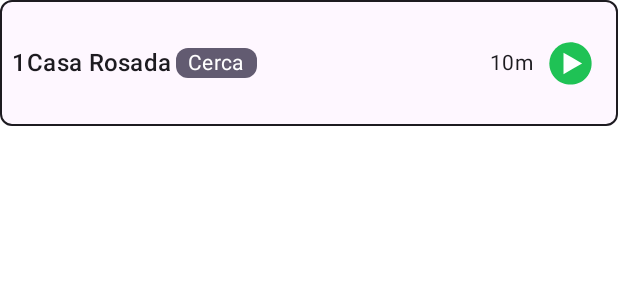
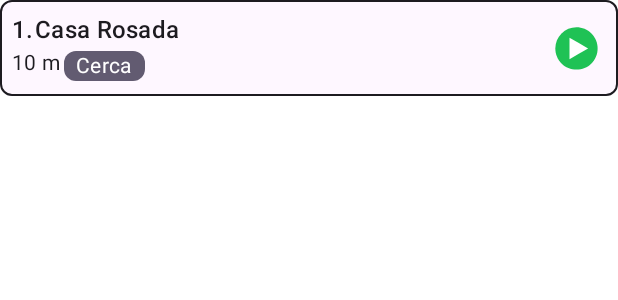
Before and after one commit to UTN-FRBA-Mobile/TuristApp, an Android app built with Jetpack Compose: the @Preview function LocationCardPreview, on a phone screen of 412 x 824 dp. Shown: the top 300 px of the screen. Run offline under Robolectric (Android 15) with nearby library versions, the phone set to English and light mode, and no system bars; network calls fail.

Commit message:
Mejora lista de locations diseño

```diff
--- a/app/src/main/java/ar/edu/utn/frba/mobile/turistapp/ui/locations_map/locations_list/LocationList.kt
+++ b/app/src/main/java/ar/edu/utn/frba/mobile/turistapp/ui/locations_map/locations_list/LocationList.kt
@@ -3,6 +3,7 @@ package ar.edu.utn.frba.mobile.turistapp.ui.locations_map.locations_list
 import androidx.compose.foundation.background
 import androidx.compose.foundation.border
 import androidx.compose.foundation.clickable
+import androidx.compose.foundation.layout.Arrangement
 import androidx.compose.foundation.layout.Box
 import androidx.compose.foundation.layout.Column
 import androidx.compose.foundation.layout.Row
@@ -12,6 +13,7 @@ import androidx.compose.foundation.layout.fillMaxWidth
 import androidx.compose.foundation.layout.height
 import androidx.compose.foundation.layout.padding
 import androidx.compose.foundation.layout.size
+import androidx.compose.foundation.layout.width
 import androidx.compose.foundation.lazy.LazyColumn
 import androidx.compose.foundation.lazy.items
 import androidx.compose.foundation.shape.RoundedCornerShape
@@ -48,7 +50,7 @@ fun LocationListScreen(tour: TourResponse, viewModel: MapViewModel) {
     Box(
         modifier = Modifier
             .fillMaxSize()
-            .padding(16.dp)
+            .padding(horizontal = 10.dp, vertical = 4.dp)
     ) {
         LocationList(tour, viewModel)
     }
@@ -58,11 +60,11 @@ fun LocationListScreen(tour: TourResponse, viewModel: MapViewModel) {
 fun LocationList(tour: TourResponse, viewModel: MapViewModel) {
     LazyColumn(
         modifier = Modifier
-            .padding(8.dp)
+            .padding(horizontal = 0.dp, vertical = 8.dp)
     ) {
         items(items = viewModel.locationsList, itemContent = { location ->
             LocationCard(tour, location)
-            Spacer(modifier = Modifier.height(8.dp))
+            Spacer(modifier = Modifier.height(12.dp))
         })
     }
 }
@@ -82,21 +84,29 @@ fun LocationCard(tour: TourResponse, location: Location) {
         Column(
             modifier = Modifier
                 .background(MaterialTheme.colorScheme.surface)
-                .padding(8.dp)
+                .padding(horizontal = 8.dp, vertical = 0.dp)
         ) {
             Row(
-                modifier = Modifier.padding(vertical = 10.dp),
+                modifier = Modifier.padding(vertical = 8.dp).fillMaxWidth(),
                 verticalAlignment = Alignment.CenterVertically
             ) {
-                Text(text = location.order.toString(), style = MaterialTheme.typography.titleMedium)
-                Text(text = location.name, style = MaterialTheme.typography.titleMedium)
-                Chip(text = location.proximityLabel)
+                Column {
+                    Row {
+                        Text(text = location.order.toString() + ".", style = MaterialTheme.typography.titleMedium)
+                        Text(text = location.name, style = MaterialTheme.typography.titleMedium)
+                    }
+                    Row {
+                        Text(
+                            text = location.proximityValue.toString() + " m",
+                            style = MaterialTheme.typography.bodyMedium
+                        )
+                        Chip(text = location.proximityLabel)
+                    }
+                }
                 Spacer(modifier = Modifier.weight(1f))
-                Text(
-                    text = location.proximityValue.toString() + "m",
-                    style = MaterialTheme.typography.bodyMedium
-                )
-                AudioButton(tour, location)
+                Column(horizontalAlignment = Alignment.End, verticalArrangement = Arrangement.Center, modifier = Modifier.width(40.dp)) {
+                    AudioButton(tour, location)
+                }
             }
             // If the card is expanded, show the description
             if (isExpanded.value) {
```
